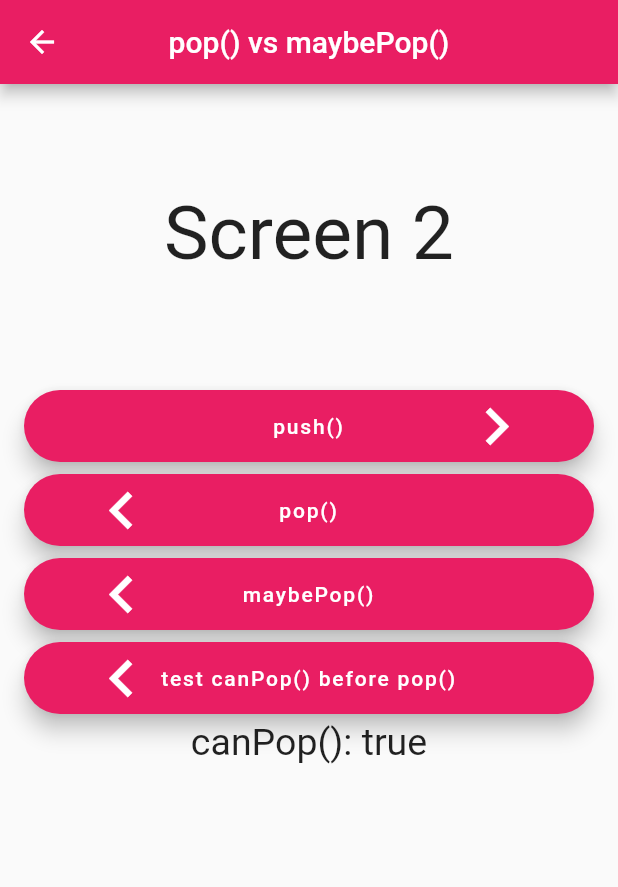
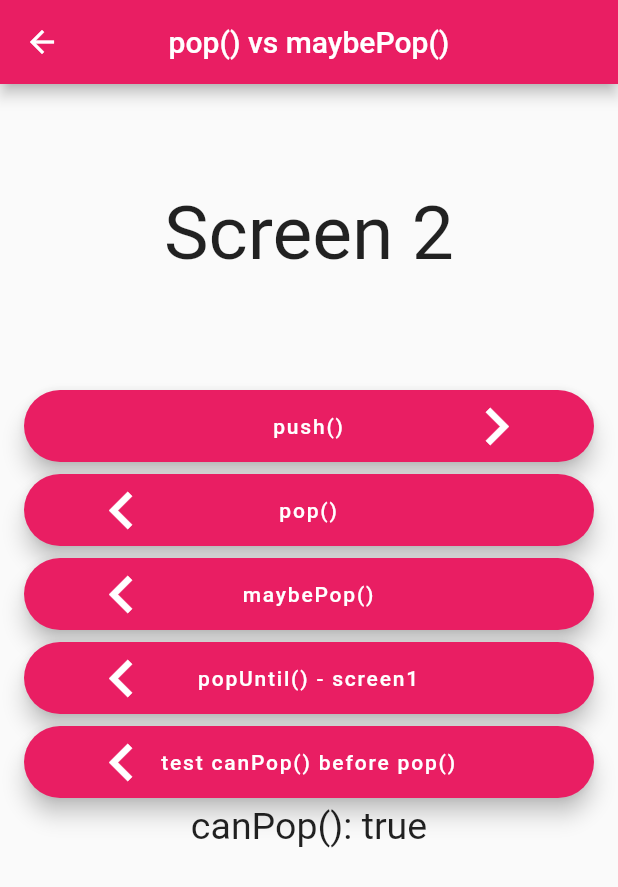
Before and after one commit to jumail-utm/navigation_push_pop, a Flutter app: the screen it shows after launch, after a tap on "push()", on a phone screen of 412 x 824 dp. Shown: the top 887 px of the screen. Run offline on Flutter 3.47's test engine with Material 2 defaults, Android fonts, the phone set to English and light mode, and no system bars.

Commit message:
Add popUntil() example. Need to explicitly define  route names in MaterialPageRoute settings

```diff
--- a/lib/main.dart
+++ b/lib/main.dart
@@ -14,6 +14,7 @@ Route<dynamic> generateRoute(settings) {
     case '/':
     case '/screen1':
       return MaterialPageRoute(
+        settings: RouteSettings(name: '/screen1'),
         builder: (_) => Screen(
           title: 'Screen 1',
           nextRoute: '/screen2',
@@ -22,6 +23,7 @@ Route<dynamic> generateRoute(settings) {
 
     case '/screen2':
       return MaterialPageRoute(
+        settings: RouteSettings(name: '/screen2'),
         builder: (_) => Screen(
           title: 'Screen 2',
           nextRoute: '/screen3',
@@ -30,6 +32,7 @@ Route<dynamic> generateRoute(settings) {
 
     case '/screen3':
       return MaterialPageRoute(
+        settings: RouteSettings(name: '/screen3'),
         builder: (_) => Screen(
           title: 'Screen 3',
           nextRoute: null,
@@ -78,6 +81,12 @@ class Screen extends StatelessWidget {
               caption: 'maybePop()',
               onPressed: () => Navigator.maybePop(context),
             ),
+            _Button(
+                showPrevious: true,
+                caption: 'popUntil() - screen1',
+                onPressed: () {
+                  Navigator.popUntil(context, ModalRoute.withName('/screen1'));
+                }),
             _Button(
               showPrevious: true,
               caption: 'test canPop() before pop()',
```
